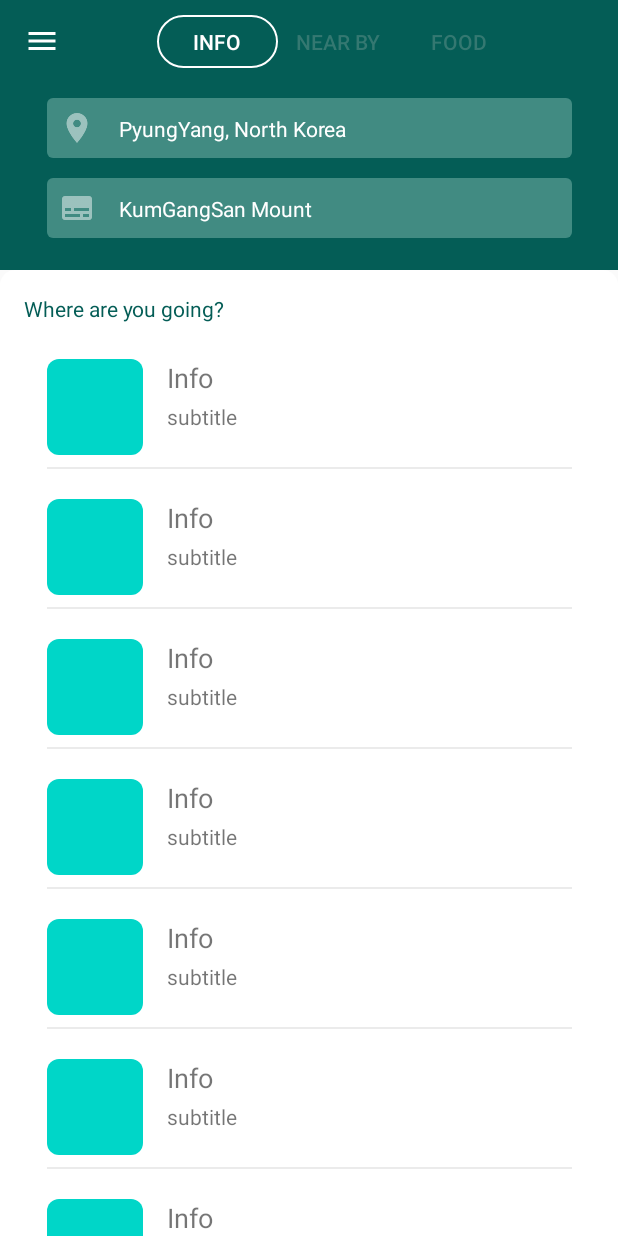
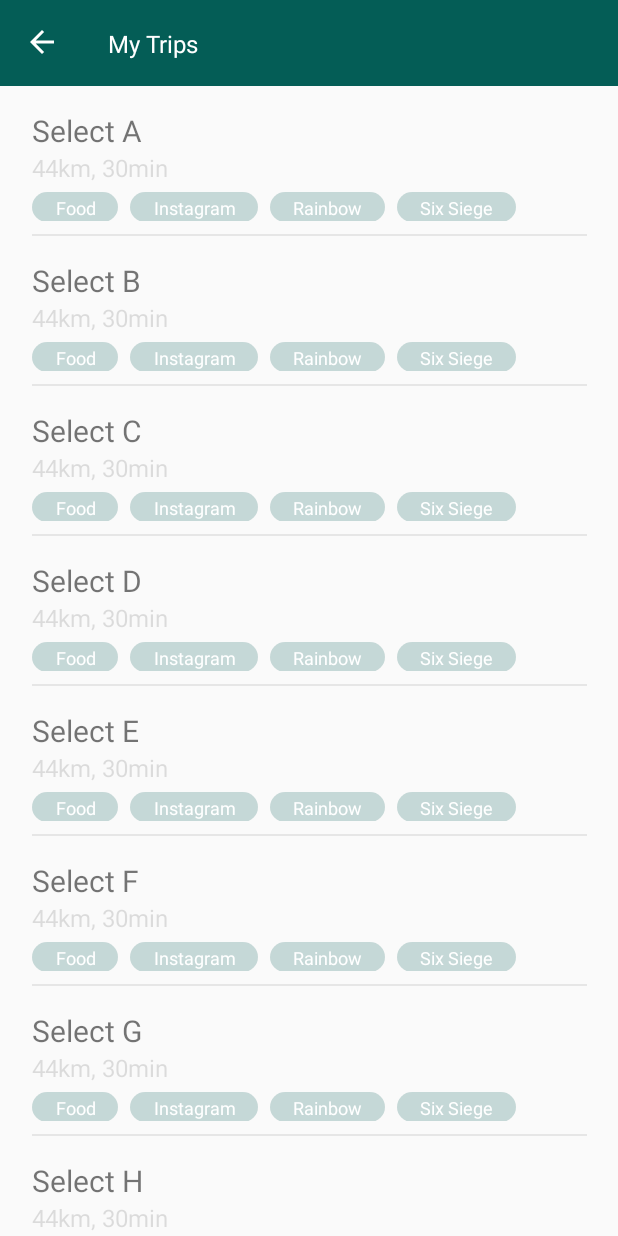
Before and after one commit to Team-JustGo/App_For-Competition, an Android app: the screen it shows after launch (ArriveActivity before the commit, MyTripActivity after it), on a phone screen of 412 x 824 dp. Run offline under Robolectric (Android 15) with nearby library versions, the light colour scheme and no system bars.

Commit message:
add recycler & tags

```diff
--- a/app/src/main/AndroidManifest.xml
+++ b/app/src/main/AndroidManifest.xml
@@ -18,12 +18,14 @@
         </activity>
 
         <activity android:name=".ui.Arrive.ArriveActivity">
+        </activity>
+
+        <activity android:name=".ui.MyTrip.MyTripActivity">
             <intent-filter>
                 <action android:name="android.intent.action.MAIN" />
 
                 <category android:name="android.intent.category.LAUNCHER" />
             </intent-filter>
-
         </activity>
 
     </application>
--- a/app/src/main/java/com/justgo/Adapter/Adapter.kt
+++ b/app/src/main/java/com/justgo/Adapter/Adapter.kt
@@ -4,7 +4,7 @@ import android.support.v7.widget.RecyclerView
 import android.view.View
 import android.view.ViewGroup
 
-class Adapter: RecyclerView.Adapter<Adapter.ExampleViewHolder>() {
+class Adapter : RecyclerView.Adapter<Adapter.ExampleViewHolder>() {
     override fun onCreateViewHolder(parent: ViewGroup, viewType: Int): ExampleViewHolder {
         TODO("not implemented") //To change body of created functions use File | Settings | File Templates.
     }
--- a/app/src/main/java/com/justgo/Adapter/ArriveListAdapter.kt
+++ b/app/src/main/java/com/justgo/Adapter/ArriveListAdapter.kt
@@ -9,10 +9,10 @@ import android.widget.TextView
 import com.justgo.R
 import com.justgo.ui.Arrive.ArriveItem
 
-class ArriveListAdapter(val items : ArrayList<ArriveItem>) : RecyclerView.Adapter<ArriveListAdapter.ArriveCustomViewHolder>() {
+class ArriveListAdapter(val items: ArrayList<ArriveItem>) : RecyclerView.Adapter<ArriveListAdapter.ArriveCustomViewHolder>() {
 
     override fun onCreateViewHolder(parent: ViewGroup, viewType: Int): ArriveCustomViewHolder {
-        val view = LayoutInflater.from(parent.context).inflate(R.layout.item_arrive,parent,false)
+        val view = LayoutInflater.from(parent.context).inflate(R.layout.item_arrive, parent, false)
         return ArriveCustomViewHolder(view)
     }
 
@@ -23,7 +23,7 @@ class ArriveListAdapter(val items : ArrayList<ArriveItem>) : RecyclerView.Adapte
 
     override fun getItemCount() = items.size
 
-    inner class ArriveCustomViewHolder(itemView : View) : RecyclerView.ViewHolder(itemView) {
+    inner class ArriveCustomViewHolder(itemView: View) : RecyclerView.ViewHolder(itemView) {
         var arrive_subtitle = itemView.findViewById<TextView>(R.id.arrive_item_subtitle)
         var arrive_img = itemView.findViewById<ImageView>(R.id.arrive_item_img)
         var arrive_title = itemView.findViewById<TextView>(R.id.arrive_item_title)
--- a/app/src/main/java/com/justgo/Adapter/ArriveViewPagerAdapter.kt
+++ b/app/src/main/java/com/justgo/Adapter/ArriveViewPagerAdapter.kt
@@ -7,12 +7,12 @@ import com.justgo.ui.Arrive.ArriveFoodFragment
 import com.justgo.ui.Arrive.ArriveInfoFragment
 import com.justgo.ui.Arrive.ArriveNearByFragment
 
-class ArriveViewPagerAdapter(fm : FragmentManager) : FragmentStatePagerAdapter(fm) {
+class ArriveViewPagerAdapter(fm: FragmentManager) : FragmentStatePagerAdapter(fm) {
 
     override fun getCount(): Int = 3
 
     override fun getItem(position: Int): Fragment? {
-       return when(position){
+        return when (position) {
             0 -> ArriveInfoFragment()
             1 -> ArriveNearByFragment()
             2 -> ArriveFoodFragment()
@@ -21,7 +21,7 @@ class ArriveViewPagerAdapter(fm : FragmentManager) : FragmentStatePagerAdapter(f
     }
 
     override fun getPageTitle(position: Int): CharSequence? {
-        return when(position){
+        return when (position) {
             0 -> "Info"
             1 -> "Near By"
             2 -> "Food"
--- /dev/null
+++ b/app/src/main/java/com/justgo/Adapter/MyTripListAdapter.kt
@@ -0,0 +1,44 @@
+package com.justgo.Adapter
+
+import android.content.Context
+import android.support.v7.widget.LinearLayoutManager
+import android.support.v7.widget.RecyclerView
+import android.view.LayoutInflater
+import android.view.View
+import android.view.ViewGroup
+import android.widget.TextView
+import com.justgo.R
+import com.justgo.ui.MyTrip.MyTripItem
+import com.justgo.ui.MyTrip.MyTripTagItem
+
+class MyTripListAdapter (val items : ArrayList<MyTripItem>, val tags : ArrayList<MyTripTagItem>, val context : Context)
+    : RecyclerView.Adapter<MyTripListAdapter.MyTripCustomView>() {
+
+
+    override fun onCreateViewHolder(parent: ViewGroup, viewType: Int): MyTripCustomView {
+        val view = LayoutInflater.from(parent.context).inflate(R.layout.item_mytrip,parent,false)
+        return MyTripCustomView(view)
+    }
+
+    override fun onBindViewHolder(holder: MyTripCustomView, position: Int) {
+
+
+        holder.title.text = items[position].title
+        holder.howfar.text = items[position].howfar
+        with(holder.taglist){
+            adapter = holder.adapter
+            layoutManager = holder.lm
+        }
+    }
+
+    override fun getItemCount() = items.size
+
+    inner class MyTripCustomView(itemView : View) : RecyclerView.ViewHolder(itemView){
+        var adapter = MyTripTagAdapter(tags)
+        var lm = LinearLayoutManager(context, LinearLayoutManager.HORIZONTAL, false)
+
+        var title = itemView.findViewById<TextView>(R.id.mytrip_item_title)
+        var howfar = itemView.findViewById<TextView>(R.id.mytrip_item_howfar)
+        var taglist = itemView.findViewById<RecyclerView>(R.id.mytrip_item_taglist)
+    }
+}
--- /dev/null
+++ b/app/src/main/java/com/justgo/Adapter/MyTripTagAdapter.kt
@@ -0,0 +1,28 @@
+package com.justgo.Adapter
+
+import android.support.v7.widget.RecyclerView
+import android.view.LayoutInflater
+import android.view.View
+import android.view.ViewGroup
+import android.widget.TextView
+import com.justgo.R
+import com.justgo.ui.MyTrip.MyTripTagItem
+import org.w3c.dom.Text
+
+class MyTripTagAdapter(val items : ArrayList<MyTripTagItem>) : RecyclerView.Adapter<MyTripTagAdapter.MyTripTagCustomViewHolder>() {
+
+    override fun onCreateViewHolder(parent: ViewGroup, viewType: Int): MyTripTagCustomViewHolder {
+        val view = LayoutInflater.from(parent.context).inflate(R.layout.item_mytrip_tag,parent,false)
+        return MyTripTagCustomViewHolder(view)
+    }
+
+    override fun onBindViewHolder(holder: MyTripTagCustomViewHolder, position: Int) {
+        holder.tag.text = items[position].tag
+    }
+
+    override fun getItemCount() = items.size
+
+    inner class MyTripTagCustomViewHolder(itemView : View) : RecyclerView.ViewHolder(itemView){
+        var tag = itemView.findViewById<TextView>(R.id.mytrip_item_tag_text)
+    }
+}
--- a/app/src/main/java/com/justgo/Model/TourInfoModel.kt
+++ b/app/src/main/java/com/justgo/Model/TourInfoModel.kt
@@ -2,20 +2,19 @@ package com.justgo.Model
 
 class TourInfoModel {
 
+    var result : String = ""
     var name: String = ""
     var address: String = ""
-    var info: String = ""
     var image: String = ""
     var theme: String = ""
     var nearSpot: ArrayList<NearSpot> = ArrayList()
 
     class NearSpot {
-        var id = ""
         var title = ""
         var image = ""
-        var rate = 0
         var address = ""
-        var theme = ""
+        var lat = 0.0
+        var lng = 0.0
     }
 
     var nearRestaurant: ArrayList<NearRestaurant> = arrayListOf()
@@ -24,7 +23,8 @@ class TourInfoModel {
         var name = ""
         var address = ""
         var image = ""
-        var rate = 0
+        var lat = 0.0
+        var lng = 0.0
     }
 
     var comment: ArrayList<Comment> = arrayListOf()
--- /dev/null
+++ b/app/src/main/java/com/justgo/ui/MyTrip/MyTripActivity.kt
@@ -0,0 +1,44 @@
+package com.justgo.ui.MyTrip
+
+import android.annotation.SuppressLint
+import android.os.Bundle
+import android.support.constraint.ConstraintLayout
+import android.support.v7.app.AppCompatActivity
+import android.support.v7.widget.LinearLayoutManager
+import com.justgo.Adapter.MyTripListAdapter
+import com.justgo.Adapter.MyTripTagAdapter
+import com.justgo.R
+import kotlinx.android.synthetic.main.activity_mytrip.*
+import kotlinx.android.synthetic.main.item_mytrip.*
+
+class MyTripActivity : AppCompatActivity(){
+    override fun onCreate(savedInstanceState: Bundle?) {
+        super.onCreate(savedInstanceState)
+        setContentView(R.layout.activity_mytrip)
+
+        setSupportActionBar(mytrip_toolbar)
+        supportActionBar!!.setDisplayHomeAsUpEnabled(true)
+        supportActionBar!!.setDisplayShowHomeEnabled(true)
+
+
+        var sampledata_list = ArrayList<MyTripItem>().apply {
+            for (i in 1..10)
+                add(MyTripItem("Select " + (64 + i).toChar(),"44km, 30min" ))
+        }
+
+        var sampledata_tag = ArrayList<MyTripTagItem>().apply {
+                add(MyTripTagItem("Food"))
+                add(MyTripTagItem("Instagram"))
+                add(MyTripTagItem("Rainbow"))
+                add(MyTripTagItem("Six Siege"))
+        }
+
+        var lm = LinearLayoutManager(this,LinearLayoutManager.HORIZONTAL,false)
+
+        var adapter_list = MyTripListAdapter(sampledata_list,sampledata_tag,this)
+
+        mytrip_recycler.adapter = adapter_list
+
+
+    }
+}
--- /dev/null
+++ b/app/src/main/java/com/justgo/ui/MyTrip/MyTripItem.kt
@@ -0,0 +1,3 @@
+package com.justgo.ui.MyTrip
+
+data class MyTripItem(val title : String, val howfar : String)
--- /dev/null
+++ b/app/src/main/java/com/justgo/ui/MyTrip/MyTripTagItem.kt
@@ -0,0 +1,4 @@
+package com.justgo.ui.MyTrip
+
+data class MyTripTagItem(val tag : String) {
+}
--- /dev/null
+++ b/app/src/main/res/drawable/back_v_round_shape_mytrip.xml
@@ -0,0 +1,10 @@
+<?xml version="1.0" encoding="utf-8"?>
+<shape xmlns:android="http://schemas.android.com/apk/res/android"
+    android:shape="rectangle">
+
+    <solid android:color="#36045d56"/>
+
+    <corners android:radius="10dp"/>
+
+
+</shape>
--- /dev/null
+++ b/app/src/main/res/layout/activity_mytrip.xml
@@ -0,0 +1,46 @@
+<?xml version="1.0" encoding="utf-8"?>
+<android.support.constraint.ConstraintLayout xmlns:android="http://schemas.android.com/apk/res/android"
+    xmlns:app="http://schemas.android.com/apk/res-auto"
+    android:layout_width="match_parent"
+    android:layout_height="match_parent">
+
+    <android.support.v7.widget.Toolbar
+        android:id="@+id/mytrip_toolbar"
+        android:layout_width="match_parent"
+        android:layout_height="57dp"
+        android:background="@color/colorMain"
+        app:contentInsetStart="0dp"
+        android:theme="@style/ToolbarTheme">
+
+        <android.support.constraint.ConstraintLayout
+            android:layout_width="match_parent"
+            android:layout_height="match_parent">
+
+            <TextView
+                app:layout_constraintStart_toStartOf="parent"
+                app:layout_constraintBottom_toBottomOf="parent"
+                app:layout_constraintTop_toTopOf="parent"
+                android:text="My Trips"
+                android:textColor="@color/colorWhite"
+                android:textSize="16sp"
+                android:layout_width="wrap_content"
+                android:layout_height="wrap_content" />
+
+        </android.support.constraint.ConstraintLayout>
+
+    </android.support.v7.widget.Toolbar>
+
+    <android.support.v7.widget.RecyclerView
+        android:id="@+id/mytrip_recycler"
+        android:layout_width="00dp"
+        android:layout_height="0dp"
+        android:layout_marginStart="8dp"
+        android:layout_marginEnd="8dp"
+        app:layoutManager="android.support.v7.widget.LinearLayoutManager"
+        app:layout_constraintBottom_toBottomOf="parent"
+        app:layout_constraintEnd_toEndOf="parent"
+        app:layout_constraintStart_toStartOf="parent"
+        app:layout_constraintTop_toBottomOf="@id/mytrip_toolbar" />
+
+
+</android.support.constraint.ConstraintLayout>
--- a/app/src/main/res/layout/fragment_arrive_food.xml
+++ b/app/src/main/res/layout/fragment_arrive_food.xml
@@ -1,8 +1,8 @@
 <?xml version="1.0" encoding="utf-8"?>
 <android.support.constraint.ConstraintLayout xmlns:android="http://schemas.android.com/apk/res/android"
+    xmlns:app="http://schemas.android.com/apk/res-auto"
     android:layout_width="match_parent"
-    android:layout_height="match_parent"
-    xmlns:app="http://schemas.android.com/apk/res-auto">
+    android:layout_height="match_parent">
 
     <TextView
         android:id="@+id/arrive_food_tv"
@@ -17,11 +17,14 @@
         app:layout_constraintTop_toTopOf="parent" />
 
     <android.support.v7.widget.RecyclerView
+        android:id="@+id/arrive_food_recycler"
+        android:layout_width="0dp"
+        android:layout_height="0dp"
+        android:layout_marginEnd="8dp"
+        android:layout_marginStart="8dp"
         android:layout_marginTop="4dp"
-        android:id="@+id/arrive_food_recycler"
-        android:layout_width="350dp"
-        android:layout_height="0dp"
         app:layoutManager="android.support.v7.widget.LinearLayoutManager"
+        app:layout_constraintBottom_toBottomOf="parent"
         app:layout_constraintEnd_toEndOf="parent"
         app:layout_constraintStart_toStartOf="parent"
         app:layout_constraintTop_toBottomOf="@id/arrive_food_tv" />
--- a/app/src/main/res/layout/fragment_arrive_info.xml
+++ b/app/src/main/res/layout/fragment_arrive_info.xml
@@ -18,15 +18,17 @@
         app:layout_constraintTop_toTopOf="parent" />
 
     <android.support.v7.widget.RecyclerView
+        android:id="@+id/arrive_info_recycler"
+        android:layout_width="0dp"
+        android:layout_height="0dp"
+        android:layout_marginEnd="8dp"
+        android:layout_marginStart="8dp"
         android:layout_marginTop="4dp"
-        android:id="@+id/arrive_info_recycler"
-        android:layout_width="350dp"
-        android:layout_height="0dp"
         app:layoutManager="android.support.v7.widget.LinearLayoutManager"
+        app:layout_constraintBottom_toBottomOf="parent"
         app:layout_constraintEnd_toEndOf="parent"
         app:layout_constraintStart_toStartOf="parent"
-        app:layout_constraintTop_toBottomOf="@id/arrive_info_tv"/>
-
+        app:layout_constraintTop_toBottomOf="@id/arrive_info_tv" />
 
 
 </android.support.constraint.ConstraintLayout>
--- a/app/src/main/res/layout/fragment_arrive_nearby.xml
+++ b/app/src/main/res/layout/fragment_arrive_nearby.xml
@@ -17,11 +17,14 @@
         app:layout_constraintTop_toTopOf="parent" />
 
     <android.support.v7.widget.RecyclerView
+        android:id="@+id/arrive_nearby_recycler"
+        android:layout_width="0dp"
+        android:layout_height="0dp"
+        android:layout_marginEnd="8dp"
+        android:layout_marginStart="8dp"
         android:layout_marginTop="4dp"
-        android:id="@+id/arrive_nearby_recycler"
-        android:layout_width="350dp"
-        android:layout_height="0dp"
         app:layoutManager="android.support.v7.widget.LinearLayoutManager"
+        app:layout_constraintBottom_toBottomOf="parent"
         app:layout_constraintEnd_toEndOf="parent"
         app:layout_constraintStart_toStartOf="parent"
         app:layout_constraintTop_toBottomOf="@id/arrive_nearby_tv" />
--- a/app/src/main/res/layout/item_arrive.xml
+++ b/app/src/main/res/layout/item_arrive.xml
@@ -5,10 +5,12 @@
     android:layout_height="93dp">
 
     <android.support.constraint.ConstraintLayout
-        android:layout_width="match_parent"
+        android:layout_width="350dp"
         android:layout_height="64dp"
         android:layout_marginBottom="8dp"
         android:layout_marginTop="20dp"
+        app:layout_constraintEnd_toEndOf="parent"
+        app:layout_constraintStart_toStartOf="parent"
         app:layout_constraintTop_toTopOf="parent">
 
         <ImageView
@@ -40,10 +42,12 @@
     </android.support.constraint.ConstraintLayout>
 
     <View
+        android:layout_width="350dp"
+        android:layout_height="1dp"
+        android:background="#14000000"
         app:layout_constraintBottom_toBottomOf="parent"
-        android:background="#14000000"
-        android:layout_width="match_parent"
-        android:layout_height="1dp"/>
+        app:layout_constraintEnd_toEndOf="parent"
+        app:layout_constraintStart_toStartOf="parent" />
 
 
 </android.support.constraint.ConstraintLayout>
--- /dev/null
+++ b/app/src/main/res/layout/item_mytrip.xml
@@ -0,0 +1,50 @@
+<?xml version="1.0" encoding="utf-8"?>
+<android.support.constraint.ConstraintLayout xmlns:android="http://schemas.android.com/apk/res/android"
+    xmlns:app="http://schemas.android.com/apk/res-auto"
+    android:layout_width="match_parent"
+    android:layout_height="100dp">
+
+    <android.support.constraint.ConstraintLayout
+        android:layout_width="370dp"
+        android:layout_height="74dp"
+        android:layout_marginTop="16dp"
+        app:layout_constraintStart_toStartOf="parent"
+        app:layout_constraintEnd_toEndOf="parent"
+        app:layout_constraintTop_toTopOf="parent">
+
+        <TextView
+            app:layout_constraintTop_toTopOf="parent"
+            android:id="@+id/mytrip_item_title"
+            android:textSize="20sp"
+            android:text="Select A"
+            android:layout_width="wrap_content"
+            android:layout_height="wrap_content" />
+
+        <TextView
+            android:id="@+id/mytrip_item_howfar"
+            android:textColor="#24202020"
+            android:textSize="16sp"
+            android:text="44km , 30min"
+            app:layout_constraintTop_toBottomOf="@id/mytrip_item_title"
+            android:layout_width="wrap_content"
+            android:layout_height="wrap_content" />
+
+        <android.support.v7.widget.RecyclerView
+            android:layout_marginTop="5dp"
+            android:id="@+id/mytrip_item_taglist"
+            app:layout_constraintBottom_toBottomOf="parent"
+            app:layout_constraintTop_toBottomOf="@id/mytrip_item_howfar"
+            android:layout_width="match_parent"
+            android:layout_height="20dp" />
+
+    </android.support.constraint.ConstraintLayout>
+
+    <View
+        app:layout_constraintBottom_toBottomOf="parent"
+        android:background="#14000000"
+        android:layout_width="370dp"
+        app:layout_constraintStart_toStartOf="parent"
+        app:layout_constraintEnd_toEndOf="parent"
+        android:layout_height="1dp"/>
+
+</android.support.constraint.ConstraintLayout>
--- /dev/null
+++ b/app/src/main/res/layout/item_mytrip_tag.xml
@@ -0,0 +1,39 @@
+<?xml version="1.0" encoding="utf-8"?>
+<android.support.constraint.ConstraintLayout
+    xmlns:android="http://schemas.android.com/apk/res/android"
+    android:layout_width="wrap_content"
+    android:layout_height="wrap_content"
+    xmlns:app="http://schemas.android.com/apk/res-auto">
+
+    <android.support.constraint.ConstraintLayout
+        android:id="@+id/mytrip_item_tag"
+        android:layout_width="wrap_content"
+        android:layout_height="wrap_content"
+        android:background="@drawable/back_v_round_shape_mytrip">
+
+    <TextView
+        android:id="@+id/mytrip_item_tag_text"
+        android:textAlignment="center"
+        android:textSize="12sp"
+        android:textColor="@color/colorWhite"
+        android:text="asdf"
+        android:layout_marginRight="15dp"
+        android:layout_marginLeft="15dp"
+        android:layout_marginTop="3dp"
+        android:layout_marginBottom="3dp"
+        app:layout_constraintBottom_toBottomOf="parent"
+        app:layout_constraintTop_toTopOf="parent"
+        app:layout_constraintEnd_toEndOf="parent"
+        app:layout_constraintStart_toStartOf="parent"
+        android:layout_width="wrap_content"
+        android:layout_height="wrap_content" />
+
+    </android.support.constraint.ConstraintLayout>
+
+    <View
+        app:layout_constraintStart_toEndOf="@id/mytrip_item_tag"
+        android:layout_width="8dp"
+        android:layout_height="22dp"/>
+
+
+</android.support.constraint.ConstraintLayout>
--- a/app/src/main/res/values/styles.xml
+++ b/app/src/main/res/values/styles.xml
@@ -9,4 +9,8 @@
         <item name="android:statusBarColor">@color/colorStatusBar</item>
     </style>
 
+    <style name="ToolbarTheme" parent="ThemeOverlay.AppCompat.ActionBar">
+        <item name="colorControlNormal">@color/colorWhite</item>
+    </style>
+
 </resources>
```
